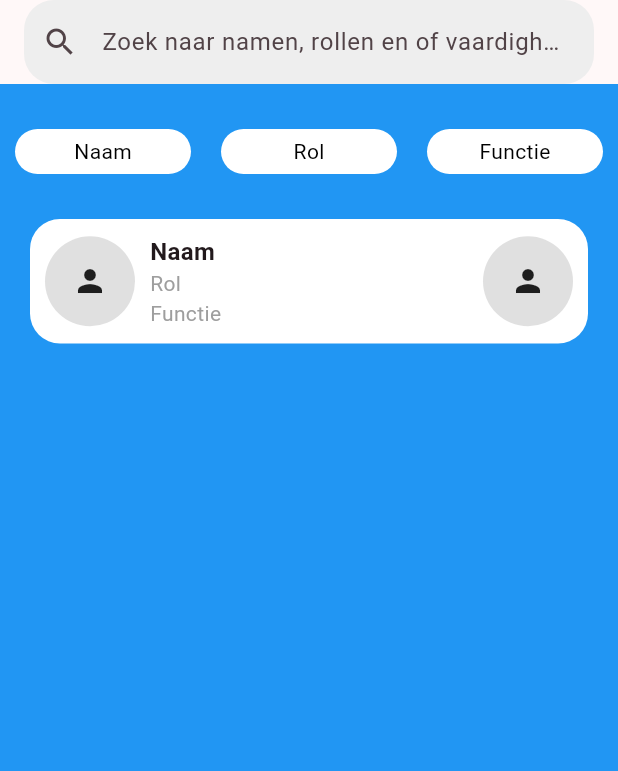
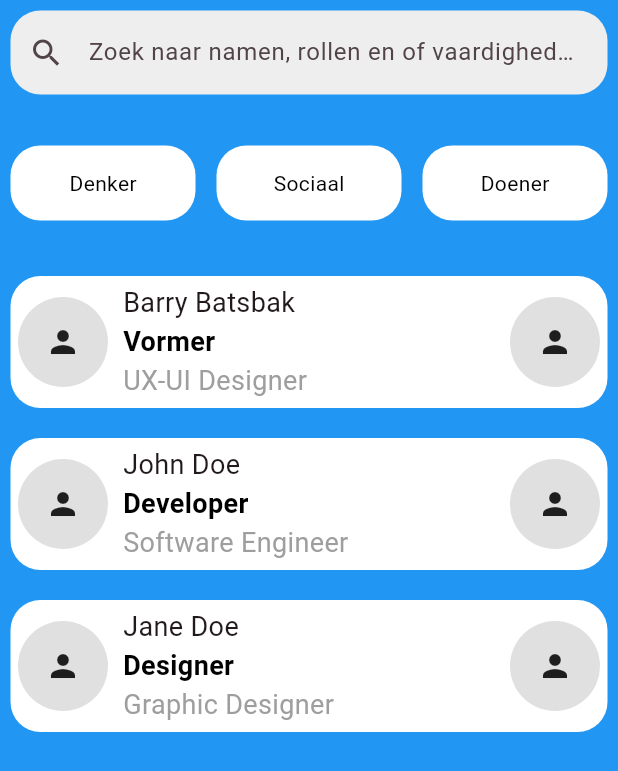
Before and after one commit to brentvanmalsen/rolradar, a Flutter app: the OntdekPage screen opened directly, on a phone screen of 412 x 824 dp. Shown: the top 771 px of the screen. Run offline on Flutter 3.47's test engine with Material 3 defaults, Android fonts, the phone set to English and light mode, and no system bars.

Commit message:
App bar opgelost dat de zoekbalk eronder staat in plaats

```diff
--- a/lib/ontdek_page.dart
+++ b/lib/ontdek_page.dart
@@ -34,97 +34,11 @@ class OntdekPage extends StatelessWidget {
     );
   }
 
-  @override
-  Widget build(BuildContext context) {
-    return Scaffold(
-      backgroundColor: Colors.blue,
-      appBar: PreferredSize(
-        preferredSize: Size.fromHeight(kToolbarHeight),
-        child: AppBar(
-          title: TextField(
-            decoration: InputDecoration(
-              hintText: 'Zoek naar namen, rollen en of vaardigheden ',
-              border: OutlineInputBorder(
-                borderRadius: BorderRadius.circular(20.0),
-                borderSide: BorderSide.none,
-              ),
-              filled: true,
-              fillColor: Colors.grey[200],
-              prefixIcon: IconButton(
-                icon: Icon(Icons.search),
-                onPressed: () {
-                  _startSearch(context);
-                },
-              ),
-            ),
-          ),
-          automaticallyImplyLeading: false,
-        ),
-      ),
-      body: Column(
-        children: [
-          SizedBox(height: 20),
-          Row(
-            mainAxisAlignment: MainAxisAlignment.spaceEvenly,
-            children: [
-              Expanded(
-                child: Container(
-                  height: 30,
-                  margin: EdgeInsets.all(10.0),
-                  decoration: BoxDecoration(
-                    color: Color.fromARGB(255, 255, 255, 255),
-                    borderRadius: BorderRadius.circular(20.0),
-                  ),
-                  child: Center(
-                    child: Text(
-                      'Naam',
-                      style:
-                          TextStyle(color: const Color.fromARGB(255, 0, 0, 0)),
-                    ),
-                  ),
-                ),
-              ),
-              Expanded(
-                child: Container(
-                  height: 30,
-                  margin: EdgeInsets.all(10.0),
-                  decoration: BoxDecoration(
-                    color: Colors.white,
-                    borderRadius: BorderRadius.circular(20.0),
-                  ),
-                  child: Center(
-                    child: Text(
-                      'Rol',
-                      style: TextStyle(color: Colors.black),
-                    ),
-                  ),
-                ),
-              ),
-              Expanded(
-                child: Container(
-                  height: 30,
-                  margin: EdgeInsets.all(10.0),
-                  decoration: BoxDecoration(
-                    color: const Color.fromARGB(255, 255, 255, 255),
-                    borderRadius: BorderRadius.circular(20.0),
-                  ),
-                  child: Center(
-                    child: Text(
-                      'Functie',
-                      style:
-                          TextStyle(color: const Color.fromARGB(255, 0, 0, 0)),
-                    ),
-                  ),
-                ),
-              ),
-            ],
-          ),
-          SizedBox(
-              height: 20), // Ruimte onder de knoppen en boven de profiel sectie
-          // Profiel sectie
-          Container(
-            margin: EdgeInsets.symmetric(horizontal: 20),
-            padding: EdgeInsets.all(10),
+  Widget _buildProfile(
+      BuildContext context, String name, String role, String description) {
+    return Container(
+      margin: EdgeInsets.symmetric(horizontal: 7, vertical: 10),
+      padding: EdgeInsets.all(5),
       decoration: BoxDecoration(
         color: Colors.white,
         borderRadius: BorderRadius.circular(20),
@@ -149,24 +63,24 @@ class OntdekPage extends StatelessWidget {
               crossAxisAlignment: CrossAxisAlignment.start,
               children: [
                 Text(
-                        'Naam',
+                  name,
                   style: TextStyle(
-                          fontWeight: FontWeight.bold,
-                          fontSize: 16,
+                    fontSize: 18,
                   ),
                 ),
                 Text(
-                        'Rol',
+                  role,
                   style: TextStyle(
-                          color: Colors.grey,
-                          fontSize: 14,
+                    fontWeight: FontWeight.bold,
+                    color: Colors.black,
+                    fontSize: 18,
                   ),
                 ),
                 Text(
-                        'Functie',
+                  description,
                   style: TextStyle(
                     color: Colors.grey,
-                          fontSize: 14,
+                    fontSize: 18,
                   ),
                 ),
               ],
@@ -186,8 +100,108 @@ class OntdekPage extends StatelessWidget {
           ),
         ],
       ),
+    );
+  }
+
+  @override
+  Widget build(BuildContext context) {
+    return Scaffold(
+      backgroundColor: Colors.blue,
+      body: SingleChildScrollView(
+        child: Column(
+          crossAxisAlignment: CrossAxisAlignment.stretch,
+          children: [
+            SizedBox(
+                height: MediaQuery.of(context)
+                    .padding
+                    .top), // Voeg hoogte van appbalk toe
+            Padding(
+              padding: const EdgeInsets.all(7.0),
+              child: TextField(
+                decoration: InputDecoration(
+                  hintText: 'Zoek naar namen, rollen en of vaardigheden ',
+                  border: OutlineInputBorder(
+                    borderRadius: BorderRadius.circular(20.0),
+                    borderSide: BorderSide.none,
+                  ),
+                  filled: true,
+                  fillColor: Colors.grey[200],
+                  prefixIcon: IconButton(
+                    icon: Icon(Icons.search),
+                    onPressed: () {
+                      _startSearch(context);
+                    },
+                  ),
+                ),
+              ),
+            ),
+            SizedBox(height: 20),
+            Row(
+              mainAxisAlignment: MainAxisAlignment.spaceEvenly,
+              children: [
+                Expanded(
+                  child: Container(
+                    height: 50,
+                    margin: EdgeInsets.all(7.0),
+                    decoration: BoxDecoration(
+                      color: Color.fromARGB(255, 255, 255, 255),
+                      borderRadius: BorderRadius.circular(20.0),
+                    ),
+                    child: Center(
+                      child: Text(
+                        'Denker',
+                        style: TextStyle(
+                            color: const Color.fromARGB(255, 0, 0, 0)),
+                      ),
+                    ),
+                  ),
+                ),
+                Expanded(
+                  child: Container(
+                    height: 50,
+                    margin: EdgeInsets.all(7.0),
+                    decoration: BoxDecoration(
+                      color: Colors.white,
+                      borderRadius: BorderRadius.circular(20.0),
+                    ),
+                    child: Center(
+                      child: Text(
+                        'Sociaal',
+                        style: TextStyle(color: Colors.black),
+                      ),
+                    ),
+                  ),
+                ),
+                Expanded(
+                  child: Container(
+                    height: 50,
+                    margin: EdgeInsets.all(7.0),
+                    decoration: BoxDecoration(
+                      color: const Color.fromARGB(255, 255, 255, 255),
+                      borderRadius: BorderRadius.circular(20.0),
+                    ),
+                    child: Center(
+                      child: Text(
+                        'Doener',
+                        style: TextStyle(
+                            color: const Color.fromARGB(255, 0, 0, 0)),
+                      ),
+                    ),
+                  ),
                 ),
               ],
+            ),
+            SizedBox(
+                height:
+                    20), // Ruimte onder de knoppen en boven de profiel sectie
+            // Profiel sectie
+            _buildProfile(context, 'Barry Batsbak', 'Vormer', 'UX-UI Designer'),
+            _buildProfile(
+                context, 'John Doe', 'Developer', 'Software Engineer'),
+            _buildProfile(context, 'Jane Doe', 'Designer', 'Graphic Designer'),
+            // Voeg hier meer profielen toe indien nodig
+          ],
+        ),
       ),
     );
   }
```
Lines whose indentation alone changed are shown as unchanged.
